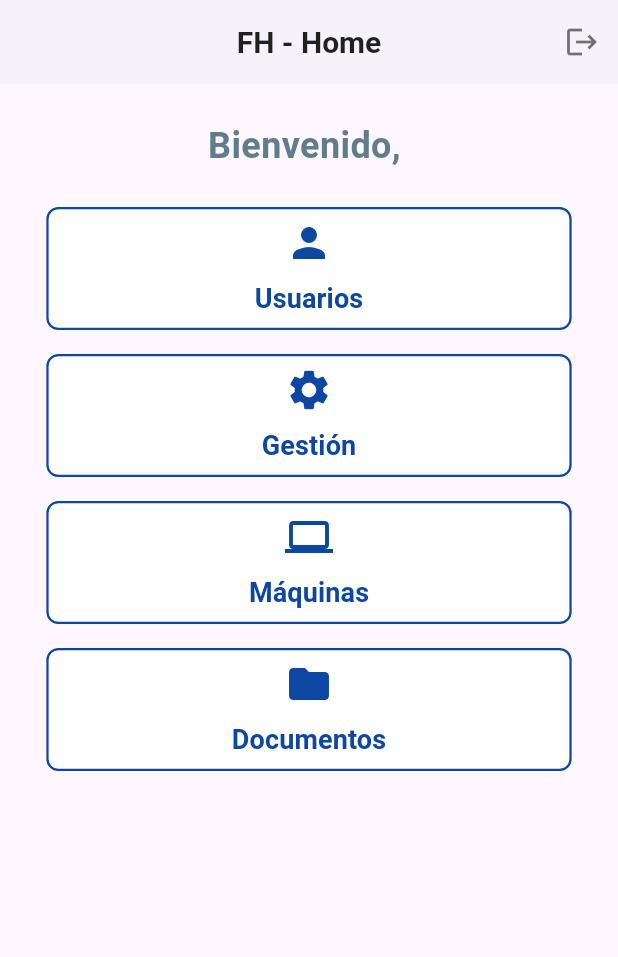
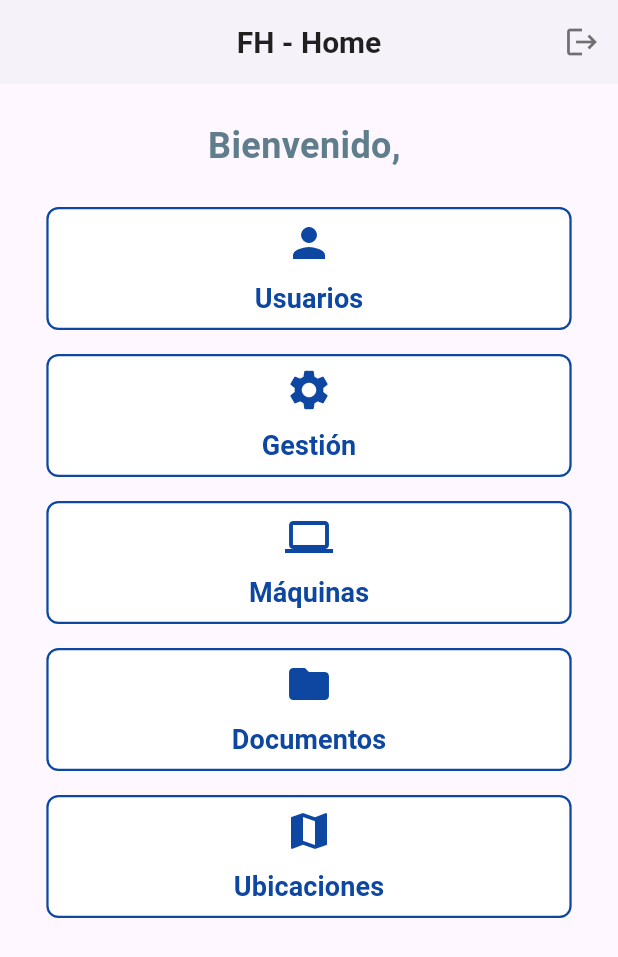
Before and after one commit to familiahuecas/frontend, a Flutter app: the HomeScreen screen opened directly, on a phone screen of 412 x 824 dp. Shown: the top 957 px of the screen. Run offline on Flutter 3.47's test engine with Material 3 defaults, Android fonts, the phone set to English and light mode, and no system bars; our stand-ins replace dio, google_maps_flutter, permission_handler, shared_preferences; missing offline and left inert: android_intent_plus, animated_tree_view, file_selector, flutter_file_downloader; accounts and stored records are empty.

Commit message:
ubicacion

```diff
--- a/lib/apirest/api_service.dart
+++ b/lib/apirest/api_service.dart
@@ -36,10 +36,10 @@ import 'api_client.dart';
 
 
 class ApiService {
-  final String baseUrl = kIsWeb
+  /*final String baseUrl = kIsWeb
       ? '${const String.fromEnvironment('API_URL_WEB')}/backend'  // URL para la web
-      : '${const String.fromEnvironment('API_URL')}/backend'; // URL para el teléfono
-
+      : '${const String.fromEnvironment('API_URL')}/backend'; // URL para el emulador del teléfono*/
+final String baseUrl = 'http://10.0.2.179:8080/backend'; //para el telefono fisico
 
   late Dio _dio;
 
--- a/lib/screen/home_screen.dart
+++ b/lib/screen/home_screen.dart
@@ -1,3 +1,4 @@
+import 'package:familiahuecasfrontend/screen/ubicacion.dart';
 import 'package:familiahuecasfrontend/screen/user.dart';
 import 'package:familiahuecasfrontend/screen/widget/common_header.dart';
 import 'package:flutter/material.dart';
@@ -211,8 +212,43 @@ class _HomeScreenState extends State<HomeScreen> {
                           ],
                         ),
                       ),
+                      SizedBox(height: 16),
+                      // Botón "Documentos"
+                      TextButton(
+                        onPressed: () {
+                          Navigator.push(
+                            context,
+                            MaterialPageRoute(builder: (context) => UbicacionScreen()),
+                          );
+                        },
+                        style: TextButton.styleFrom(
+                          backgroundColor: Colors.white,
+                          minimumSize: Size(double.infinity, 80),
+                          shape: RoundedRectangleBorder(
+                            borderRadius: BorderRadius.circular(8),
+                            side: BorderSide(color: Colors.blue[900]!, width: 1.5), // Azul marino
+                          ),
+                          elevation: 5,
+                        ),
+                        child: Column(
+                          mainAxisAlignment: MainAxisAlignment.center,
+                          children: [
+                            Icon(Icons.map, color: Colors.blue[900], size: 32), // Azul marino
+                            SizedBox(height: 8),
+                            Text(
+                              'Ubicaciones',
+                              style: TextStyle(
+                                color: Colors.blue[900], // Azul marino
+                                fontSize: 18,
+                                fontWeight: FontWeight.w600,
+                              ),
+                            ),
+                          ],
+                        ),
+                      ),
                     ],
                   ),
+
                 ),
               ),
             ],
--- a/pubspec.yaml
+++ b/pubspec.yaml
@@ -29,7 +29,7 @@ dependencies:
   flutter_launcher_icons: ^0.13.1
   flutter_file_downloader: ^2.0.0
   flutter_local_notifications: ^17.0.0
-
+  google_maps_flutter: ^2.3.0
 
 dev_dependencies:
   flutter_test:
```
Also changed, not shown: lib/screen/login_screen.dart (+28 -18 lines), lib/screen/map_screen.dart (added, +97 -0 lines), lib/screen/ubicacion.dart (added, +68 -0 lines), pubspec.lock, 3 other files.
